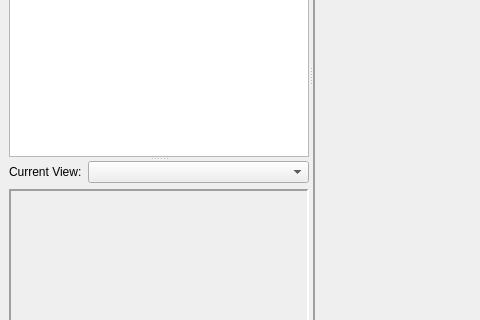
The window that ilastik/shell/gui/ui/ilastikShell.ui (ilastik/ilastik) describes before a commit, drawn with Qt 5; both pictures show x 0 to 480 and y 354 to 674 of the 1228 by 880 pixel window.
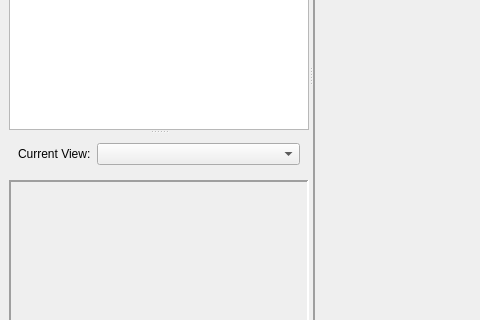
The same window after the commit.

Commit message: only show "current view" combobox box when necessary (>=2 images)

What changed in the file:
```diff
--- a/ilastik/shell/gui/ui/ilastikShell.ui
+++ b/ilastik/shell/gui/ui/ilastikShell.ui
@@ -101,7 +101,8 @@
        <widget class="QWidget" name="verticalLayoutWidget" native="true">
         <layout class="QVBoxLayout" name="verticalLayout">
          <item>
-          <layout class="QHBoxLayout" name="horizontalLayout_2">
+          <widget class="QWidget" name="imageSelectionGroup" native="true">
+           <layout class="QHBoxLayout" name="imageSelectionLayout">
            <item>
             <widget class="QLabel" name="currentViewLabel">
              <property name="text">
@@ -120,6 +121,7 @@
             </widget>
            </item>
           </layout>
+          </widget>
          </item>
          <item>
           <widget class="QStackedWidget" name="viewerControlStack">
```
Lines whose indentation alone changed are shown as unchanged. The commit also changes 1 other file.
